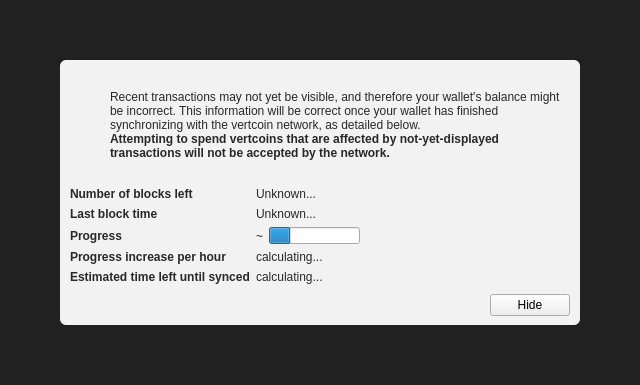
Above: src/qt/forms/modaloverlay.ui from Garlicium/GRLM before the change. Below: the same form after it.
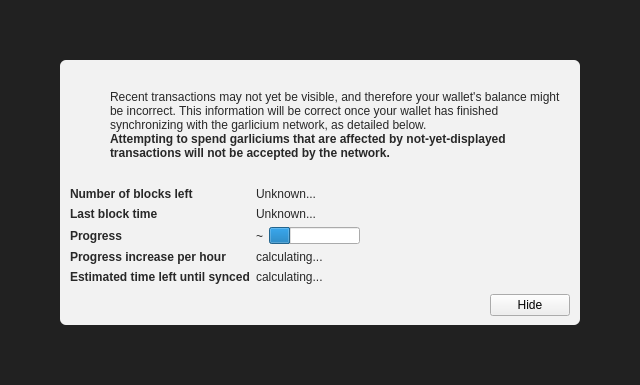
That is the form after the change. Icons and pictures are not drawn. Custom widgets are drawn as their Qt base class.

What changed in the file:
```diff
--- a/src/qt/forms/modaloverlay.ui
+++ b/src/qt/forms/modaloverlay.ui
@@ -130,7 +130,7 @@
              <item>
               <widget class="QLabel" name="infoText">
                <property name="text">
-                <string>Recent transactions may not yet be visible, and therefore your wallet's balance might be incorrect. This information will be correct once your wallet has finished synchronizing with the vertcoin network, as detailed below.</string>
+                <string>Recent transactions may not yet be visible, and therefore your wallet's balance might be incorrect. This information will be correct once your wallet has finished synchronizing with the garlicium network, as detailed below.</string>
                </property>
                <property name="textFormat">
                 <enum>Qt::RichText</enum>
@@ -149,7 +149,7 @@
                 </font>
                </property>
                <property name="text">
-                <string>Attempting to spend vertcoins that are affected by not-yet-displayed transactions will not be accepted by the network.</string>
+                <string>Attempting to spend garliciums that are affected by not-yet-displayed transactions will not be accepted by the network.</string>
                </property>
                <property name="textFormat">
                 <enum>Qt::RichText</enum>
```
